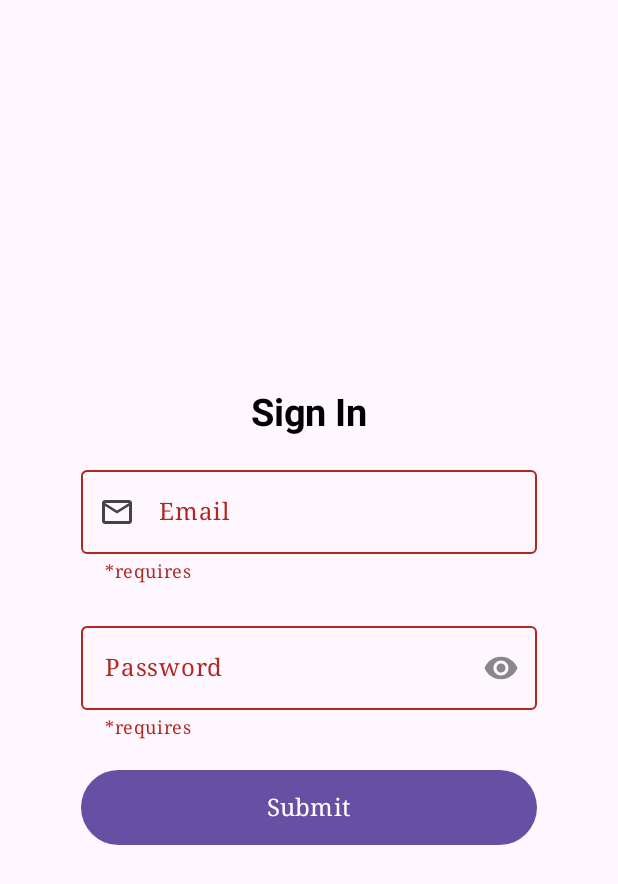
After one commit to Levon009/Multiple-Navigation, an Android app built with Jetpack Compose: the FragmentsActivity screen opened directly, with no data from a screen before it, on a phone screen of 412 x 824 dp. The commit adds this screen. Shown: the top 884 px of the screen. Run offline under Robolectric (Android 15) with nearby library versions, the phone set to English and light mode, and no system bars; Roboto replaces fonts that are not available here.

Commit message:
Fragments

```diff
--- /dev/null
+++ b/app/src/main/java/com/example/jetpack_multiplenavigation/fragments/core/util/BundleKeys.kt
@@ -0,0 +1,5 @@
+package com.example.jetpack_multiplenavigation.fragments.core.util
+
+object BundleKeys {
+    const val FRAGMENT_ARGUMENTS = "fragment_arguments"
+}
--- /dev/null
+++ b/app/src/main/java/com/example/jetpack_multiplenavigation/fragments/presentation/FragmentsActivity.kt
@@ -0,0 +1,47 @@
+package com.example.jetpack_multiplenavigation.fragments.presentation
+
+import android.content.Intent
+import android.os.Bundle
+import androidx.activity.OnBackPressedCallback
+import androidx.activity.enableEdgeToEdge
+import androidx.appcompat.app.AppCompatActivity
+import androidx.core.view.ViewCompat
+import androidx.core.view.WindowInsetsCompat
+import com.example.jetpack_multiplenavigation.MainActivity
+import com.example.jetpack_multiplenavigation.R
+
+class FragmentsActivity : AppCompatActivity() {
+    override fun onCreate(savedInstanceState: Bundle?) {
+        super.onCreate(savedInstanceState)
+        enableEdgeToEdge()
+        setContentView(R.layout.activity_fragments)
+        ViewCompat.setOnApplyWindowInsetsListener(findViewById(R.id.main)) { v, insets ->
+            val systemBars = insets.getInsets(WindowInsetsCompat.Type.systemBars())
+            v.setPadding(systemBars.left, systemBars.top, systemBars.right, systemBars.bottom)
+            insets
+        }
+        startFragments()
+        onBackPress()
+    }
+
+    private fun startFragments() {
+        supportFragmentManager.beginTransaction()
+            .replace(R.id.main_container, LoginFragment())
+            .addToBackStack(null)
+            .commit()
+    }
+
+    private fun onBackPress() {
+        object : OnBackPressedCallback(true) {
+            override fun handleOnBackPressed() {
+                if (supportFragmentManager.backStackEntryCount > 1) {
+                    supportFragmentManager.popBackStack()
+                } else {
+                    Intent(this@FragmentsActivity, MainActivity::class.java).apply {
+                        startActivity(this)
+                    }
+                }
+            }
+        }
+    }
+}
--- /dev/null
+++ b/app/src/main/java/com/example/jetpack_multiplenavigation/fragments/presentation/LoginFragment.kt
@@ -0,0 +1,25 @@
+package com.example.jetpack_multiplenavigation.fragments.presentation
+
+import android.os.Bundle
+import android.view.LayoutInflater
+import android.view.View
+import android.view.ViewGroup
+import androidx.compose.ui.platform.ComposeView
+import androidx.fragment.app.Fragment
+import com.example.jetpack_multiplenavigation.R
+import com.example.jetpack_multiplenavigation.fragments.presentation.screens.LoginScreen
+
+class LoginFragment : Fragment() {
+    override fun onCreateView(
+        inflater: LayoutInflater,
+        container: ViewGroup?,
+        savedInstanceState: Bundle?
+    ): View? {
+        val view = inflater.inflate(R.layout.login_fragment, container, false)
+        view.findViewById<ComposeView>(R.id.loginComposeView).setContent {
+            LoginScreen()
+        }
+
+        return view
+    }
+}
--- /dev/null
+++ b/app/src/main/java/com/example/jetpack_multiplenavigation/fragments/presentation/screens/LoginFragmentScreen.kt
@@ -0,0 +1,232 @@
+package com.example.jetpack_multiplenavigation.fragments.presentation.screens
+
+import android.content.Context
+import android.os.Bundle
+import android.widget.Toast
+import androidx.compose.foundation.layout.Arrangement
+import androidx.compose.foundation.layout.Column
+import androidx.compose.foundation.layout.Spacer
+import androidx.compose.foundation.layout.fillMaxWidth
+import androidx.compose.foundation.layout.height
+import androidx.compose.foundation.layout.padding
+import androidx.compose.foundation.layout.wrapContentSize
+import androidx.compose.foundation.text.KeyboardActions
+import androidx.compose.foundation.text.KeyboardOptions
+import androidx.compose.material.icons.Icons
+import androidx.compose.material.icons.outlined.Email
+import androidx.compose.material3.Button
+import androidx.compose.material3.Icon
+import androidx.compose.material3.IconButton
+import androidx.compose.material3.OutlinedTextField
+import androidx.compose.material3.Text
+import androidx.compose.runtime.Composable
+import androidx.compose.runtime.mutableStateOf
+import androidx.compose.runtime.remember
+import androidx.compose.ui.Alignment
+import androidx.compose.ui.Modifier
+import androidx.compose.ui.focus.FocusDirection
+import androidx.compose.ui.focus.FocusRequester
+import androidx.compose.ui.focus.focusRequester
+import androidx.compose.ui.graphics.Color
+import androidx.compose.ui.platform.LocalContext
+import androidx.compose.ui.platform.LocalFocusManager
+import androidx.compose.ui.platform.LocalSoftwareKeyboardController
+import androidx.compose.ui.res.painterResource
+import androidx.compose.ui.text.font.FontFamily
+import androidx.compose.ui.text.font.FontWeight
+import androidx.compose.ui.text.input.ImeAction
+import androidx.compose.ui.text.input.KeyboardType
+import androidx.compose.ui.text.input.PasswordVisualTransformation
+import androidx.compose.ui.text.input.VisualTransformation
+import androidx.compose.ui.unit.dp
+import androidx.compose.ui.unit.sp
+import com.example.jetpack_multiplenavigation.R
+import com.example.jetpack_multiplenavigation.fragments.core.util.BundleKeys
+import com.example.jetpack_multiplenavigation.fragments.presentation.EntityFragment
+import com.example.jetpack_multiplenavigation.fragments.presentation.FragmentsActivity
+
+@Composable
+fun LoginScreen() {
+    val context = LocalContext.current
+    val keyboard = LocalSoftwareKeyboardController.current
+    val focusManager = LocalFocusManager.current
+    val focusRequester = remember {
+        FocusRequester()
+    }
+    val emailVal = remember {
+        mutableStateOf("")
+    }
+    val passwordVal = remember {
+        mutableStateOf("")
+    }
+    val passwordVisibility = remember {
+        mutableStateOf(false)
+    }
+
+    Column(
+        verticalArrangement = Arrangement.Center,
+        horizontalAlignment = Alignment.CenterHorizontally,
+        modifier = Modifier
+            .wrapContentSize()
+            .padding(16.dp)
+    ) {
+        Text(
+            text = "Sign In",
+            fontSize = 25.sp,
+            fontWeight = FontWeight.Bold
+        )
+        Spacer(modifier = Modifier.height(15.dp))
+
+        OutlinedTextField(
+            value = emailVal.value,
+            onValueChange = {
+                emailVal.value = it
+            },
+            label = {
+                Text(
+                    text = "Email",
+                    fontFamily = FontFamily.Serif
+                )
+            },
+            placeholder = {
+                Text(
+                    text = "Email Address",
+                    fontFamily = FontFamily.Serif
+                )
+            },
+            leadingIcon = {
+                Icon(
+                    imageVector = Icons.Outlined.Email,
+                    contentDescription = "Email Icon",
+                    tint = Color.DarkGray
+                )
+            },
+            supportingText = {
+                Text(
+                    text = "*requires",
+                    fontFamily = FontFamily.Serif
+                )
+            },
+            isError = emailVal.value.isBlank(),
+            singleLine = true,
+            keyboardOptions = KeyboardOptions(
+                keyboardType = KeyboardType.Email,
+                imeAction = ImeAction.Next
+            ),
+            keyboardActions = KeyboardActions(
+                onNext = {
+                    focusRequester.requestFocus()
+                    focusManager.moveFocus(FocusDirection.Down)
+                }
+            ),
+            modifier = Modifier
+                .fillMaxWidth(0.8f)
+                .focusRequester(focusRequester)
+        )
+        Spacer(modifier = Modifier.padding(10.dp))
+        OutlinedTextField(
+            value = passwordVal.value,
+            onValueChange = {
+                passwordVal.value = it
+            },
+            singleLine = true,
+            label = {
+                Text(
+                    text = "Password",
+                    fontFamily = FontFamily.Serif
+                )
+            },
+            placeholder = {
+                Text(
+                    text = "Input password",
+                    fontFamily = FontFamily.Serif
+                )
+            },
+            supportingText = {
+                Text(
+                    text = "*requires",
+                    fontFamily = FontFamily.Serif
+                )
+            },
+            isError = passwordVal.value.isEmpty(),
+            trailingIcon = {
+                IconButton(onClick = {
+                    passwordVisibility.value = !passwordVisibility.value
+                }) {
+                    Icon(
+                        painter = painterResource(R.drawable.password_eye),
+                        contentDescription = "Show password",
+                        tint = if (passwordVisibility.value) {
+                            Color.DarkGray
+                        } else {
+                            Color.Gray
+                        }
+                    )
+                }
+            },
+            visualTransformation = if (passwordVisibility.value) {
+                VisualTransformation.None
+            } else {
+                PasswordVisualTransformation()
+            },
+            keyboardOptions = KeyboardOptions(
+                keyboardType = KeyboardType.Password,
+                imeAction = ImeAction.Done
+            ),
+            keyboardActions = KeyboardActions(
+                onDone = {
+                    keyboard?.hide()
+                }
+            ),
+            modifier = Modifier
+                .fillMaxWidth(0.8f)
+                .focusRequester(focusRequester = focusRequester)
+        )
+
+        Spacer(modifier = Modifier.padding(10.dp))
+
+        Button(
+            onClick = {
+                when {
+                    emailVal.value.isEmpty() -> {
+                        Toast.makeText(context, "Please enter email!", Toast.LENGTH_SHORT).show()
+                    }
+                    passwordVal.value.isEmpty() -> {
+                        Toast.makeText(context, "Please enter password!", Toast.LENGTH_SHORT).show()
+                    }
+                    else -> {
+                        Toast.makeText(context, "Logged Successfully!", Toast.LENGTH_SHORT).show()
+                        val args = emailVal.value.plus(" ").plus(passwordVal.value)
+                        startEntityFragment(
+                            args = args,
+                            context = context
+                        )
+                    }
+                }
+            },
+            modifier = Modifier
+                .fillMaxWidth(0.8f)
+                .height(50.dp)
+        ) {
+            Text(
+                text = "Submit",
+                fontSize = 16.sp,
+                fontFamily = FontFamily.Serif
+            )
+        }
+    }
+}
+
+private fun startEntityFragment(
+    args: String,
+    context: Context
+) {
+    val bundle = Bundle()
+    bundle.putString(BundleKeys.FRAGMENT_ARGUMENTS, args)
+    val entityFragment = EntityFragment()
+    entityFragment.arguments = bundle
+    (context as FragmentsActivity).supportFragmentManager.beginTransaction()
+        .replace(R.id.main_container, entityFragment)
+        .addToBackStack(null)
+        .commit()
+}
--- a/app/src/main/java/com/example/jetpack_multiplenavigation/meditation/ChipsSection.kt
+++ b/app/src/main/java/com/example/jetpack_multiplenavigation/meditation/ChipsSection.kt
@@ -41,7 +41,8 @@ fun getChips() : List<String> {
         "ExpendedList",
         "PickSaveImage",
         "Koin1",
-        "Intents"
+        "Intents",
+        "Fragments"
     )
 }
 
--- /dev/null
+++ b/app/src/main/res/drawable/password_eye.xml
@@ -0,0 +1,10 @@
+<vector xmlns:android="http://schemas.android.com/apk/res/android"
+    android:width="24dp"
+    android:height="24dp"
+    android:viewportWidth="24"
+    android:viewportHeight="24"
+    android:tint="?attr/colorControlNormal">
+    <path
+        android:fillColor="@android:color/white"
+        android:pathData="M12,4.5C7,4.5 2.73,7.61 1,12c1.73,4.39 6,7.5 11,7.5s9.27,-3.11 11,-7.5c-1.73,-4.39 -6,-7.5 -11,-7.5zM12,17c-2.76,0 -5,-2.24 -5,-5s2.24,-5 5,-5 5,2.24 5,5 -2.24,5 -5,5zM12,9c-1.66,0 -3,1.34 -3,3s1.34,3 3,3 3,-1.34 3,-3 -1.34,-3 -3,-3z"/>
+</vector>
--- /dev/null
+++ b/app/src/main/res/layout/activity_fragments.xml
@@ -0,0 +1,13 @@
+<?xml version="1.0" encoding="utf-8"?>
+<androidx.constraintlayout.widget.ConstraintLayout xmlns:android="http://schemas.android.com/apk/res/android"
+    xmlns:app="http://schemas.android.com/apk/res-auto"
+    xmlns:tools="http://schemas.android.com/tools"
+    android:id="@+id/main"
+    android:layout_width="match_parent"
+    android:layout_height="match_parent"
+    tools:context=".fragments.presentation.FragmentsActivity">
+    <androidx.fragment.app.FragmentContainerView
+        android:id="@+id/main_container"
+        android:layout_width="match_parent"
+        android:layout_height="match_parent"/>
+</androidx.constraintlayout.widget.ConstraintLayout>
--- /dev/null
+++ b/app/src/main/res/layout/login_fragment.xml
@@ -0,0 +1,14 @@
+<?xml version="1.0" encoding="utf-8"?>
+<androidx.constraintlayout.widget.ConstraintLayout xmlns:android="http://schemas.android.com/apk/res/android"
+    android:layout_width="match_parent"
+    android:layout_height="match_parent"
+    xmlns:app="http://schemas.android.com/apk/res-auto">
+    <androidx.compose.ui.platform.ComposeView
+        android:id="@+id/loginComposeView"
+        android:layout_width="match_parent"
+        android:layout_height="match_parent"
+        app:layout_constraintTop_toTopOf="parent"
+        app:layout_constraintStart_toStartOf="parent"
+        app:layout_constraintEnd_toEndOf="parent"
+        app:layout_constraintBottom_toBottomOf="parent"/>
+</androidx.constraintlayout.widget.ConstraintLayout>
```
Also changed, not shown: app/src/main/AndroidManifest.xml (+44 -28 lines), app/src/main/java/com/example/jetpack_multiplenavigation/MainActivity.kt (+17 -16 lines), app/src/main/java/com/example/jetpack_multiplenavigation/fragments/presentation/EntityFragment.kt (added, +30 -0 lines), app/src/main/java/com/example/jetpack_multiplenavigation/fragments/presentation/screens/EntityFragmentScreen.kt (added, +29 -0 lines), app/src/main/java/com/example/jetpack_multiplenavigation/meditation/FeatureSection.kt (+39 -25 lines), app/src/main/java/com/example/jetpack_multiplenavigation/meditation/MeditationScreen.kt (+8 -0 lines), app/src/main/res/layout/entity_fragment.xml (added, +9 -0 lines).
